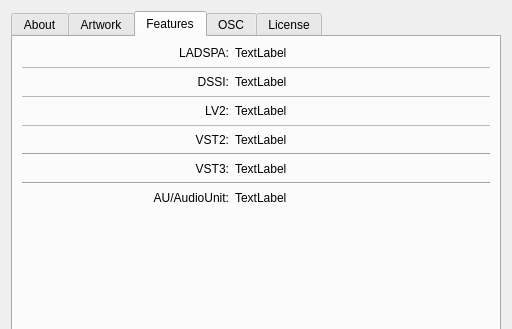
falkTX/Carla, file resources/ui/carla_about.ui: the form before one commit; both pictures show x 0 to 512 and y 0 to 329 of the 512 by 519 pixel window.
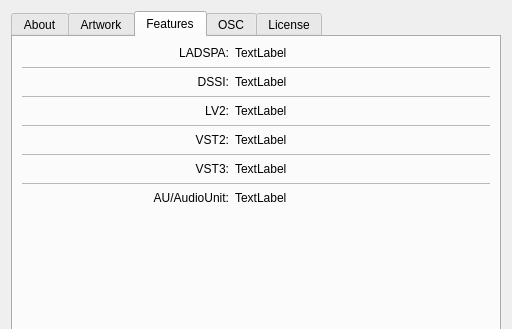
The form after the commit. The open tabs and pages were chosen to show the change. Icons and pictures are not drawn.

Commit message: Fix a few oddities in about dialog Closes #1272

The edit to the form file:
```diff
--- a/resources/ui/carla_about.ui
+++ b/resources/ui/carla_about.ui
@@ -686,6 +686,12 @@
        </item>
        <item row="7" column="0" colspan="4">
         <widget class="Line" name="line_vst2">
+         <property name="lineWidth">
+          <number>0</number>
+         </property>
+         <property name="midLineWidth">
+          <number>1</number>
+         </property>
          <property name="orientation">
           <enum>Qt::Horizontal</enum>
          </property>
@@ -905,6 +911,12 @@
        </item>
        <item row="9" column="0" colspan="4">
         <widget class="Line" name="line_vst3">
+         <property name="lineWidth">
+          <number>0</number>
+         </property>
+         <property name="midLineWidth">
+          <number>1</number>
+         </property>
          <property name="orientation">
           <enum>Qt::Horizontal</enum>
          </property>
```
Left out of the diff: 20 changed lines with no effect on the pictures. The commit also changes 2 other files.
